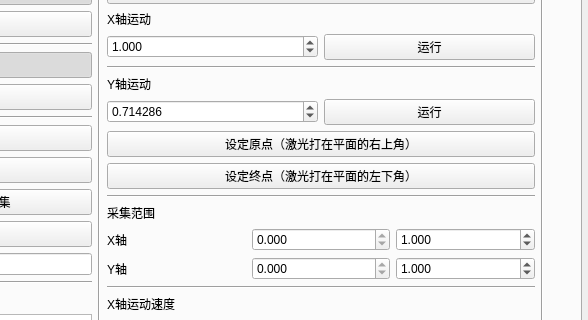
Old version of the form gui/gui0.ui in the repository SophistGuaPi/laser-radar-project; both pictures show x 339 to 927 and y 90 to 410 of the 927 by 811 pixel window.
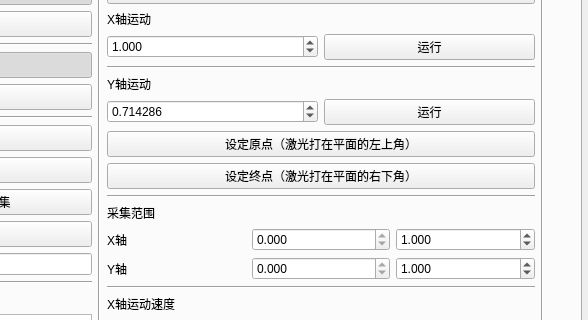
New version of the form.

What changed in the file:
```diff
--- a/gui/gui0.ui
+++ b/gui/gui0.ui
@@ -958,14 +958,14 @@
                 <item>
                  <widget class="QPushButton" name="pushButton_11">
                   <property name="text">
-                   <string>设定原点（激光打在平面的右上角）</string>
+                   <string>设定原点（激光打在平面的左上角）</string>
                   </property>
                  </widget>
                 </item>
                 <item>
                  <widget class="QPushButton" name="pushButton_13">
                   <property name="text">
-                   <string>设定终点（激光打在平面的左下角）</string>
+                   <string>设定终点（激光打在平面的右下角）</string>
                   </property>
                  </widget>
                 </item>
```
